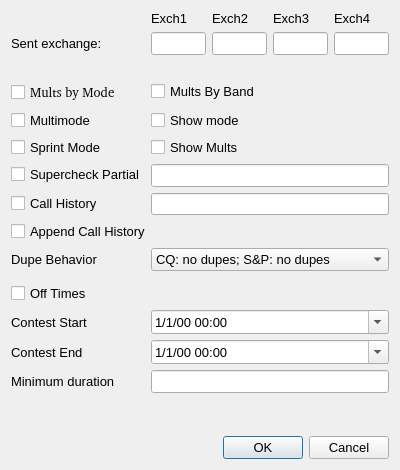
The window that so2sdr/contestoptdialog.ui (n4ogw/so2sdr) describes before a commit, drawn with Qt 5.
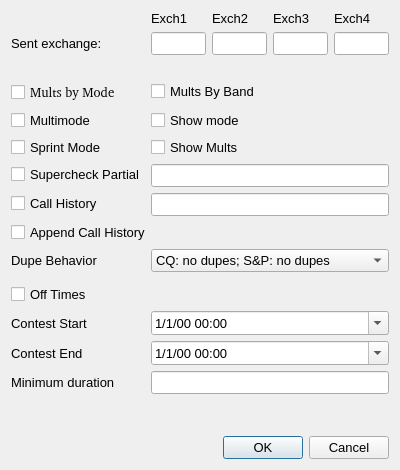
The same window after the commit.

```diff
--- a/so2sdr/contestoptdialog.ui
+++ b/so2sdr/contestoptdialog.ui
@@ -238,6 +238,11 @@
      </item>
      <item row="12" column="1">
       <widget class="QLineEdit" name="HistoryLineEdit">
+       <property name="font">
+        <font>
+         <pointsize>10</pointsize>
+        </font>
+       </property>
        <property name="toolTip">
         <string>Exchange history database file.</string>
        </property>
```
